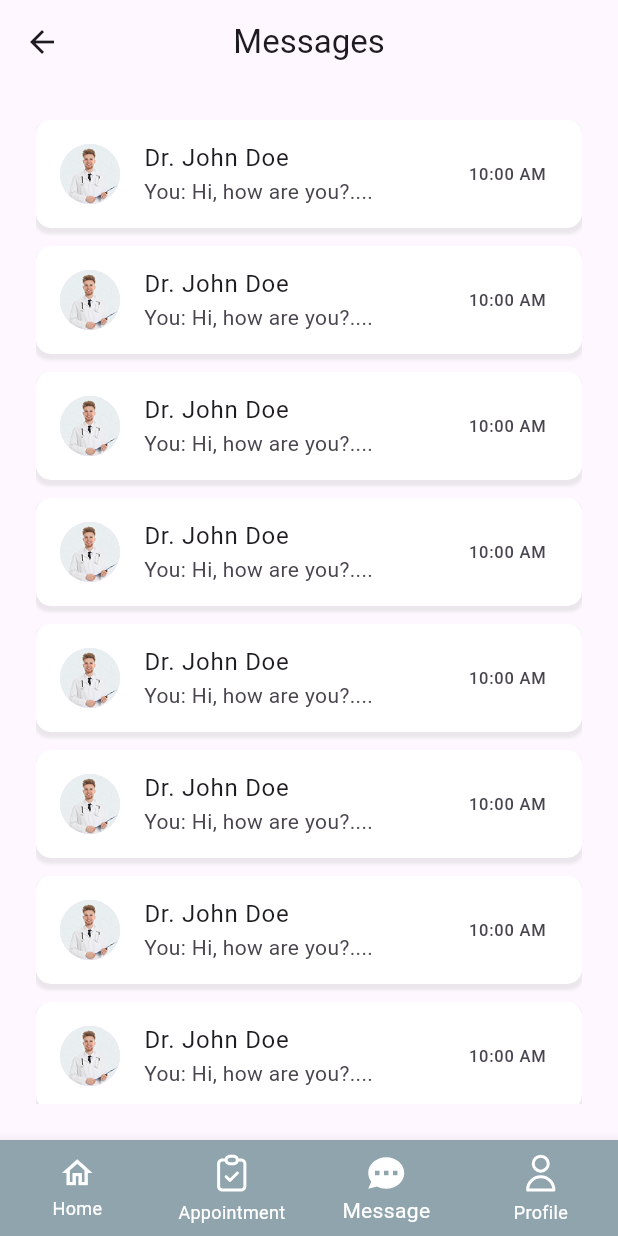
After one commit to Joint-Venture-AI/med_meet, a Flutter app: the MessagesView screen opened by its route, on a phone screen of 412 x 824 dp. The commit adds this screen. Run offline on Flutter 3.47's test engine with Material 3 defaults, Android fonts, the phone set to English and light mode, and no system bars; our stand-ins replace dotted_border, file_picker, flutter_screenutil, flutter_svg, get, google_fonts and 4 more; accounts and stored records are empty.

Commit message:
added message screen

```diff
--- a/lib/core/helpers/route.dart
+++ b/lib/core/helpers/route.dart
@@ -18,6 +18,8 @@ import 'package:med_meet_flutter/features/home/user/home_user.dart';
 import 'package:med_meet_flutter/features/home/user/search_user.dart';
 import 'package:med_meet_flutter/features/home/user/specialty_list_user.dart';
 import 'package:med_meet_flutter/features/home/user/specialty_user.dart';
+import 'package:med_meet_flutter/features/message_calls/chat_screen.dart';
+import 'package:med_meet_flutter/features/message_calls/messages.dart';
 
 enum OTPTYPE { doctor, forgetPass, user }
 
@@ -44,6 +46,9 @@ class AppRoutes {
   static String specialtyListUser = "/specialty_lsit";
   static String doctorListUser = "/doctor_list_user";
   static String doctorDetailsUser = "/doctor_details_user";
+  // Messages feature
+  static String messages = "/messages";
+  static String chatScreen = "/chatscreen";
 
   static List<GetPage> pages = [
     // Auth feature
@@ -61,7 +66,10 @@ class AppRoutes {
         name: verifyProgressDoctor,
         page: () => const VerifyProgressDoctorView()),
     // Home feature
-    GetPage(name: homeUser, page: () => const HomeUserView()),
+    GetPage(
+        name: homeUser,
+        page: () => const HomeUserView(),
+        transition: Transition.noTransition),
     GetPage(name: notifications, page: () => const NotificationView()),
     GetPage(name: searchUser, page: () => const SearchUserView()),
     GetPage(name: specialtyUser, page: () => const SpecialtyUserView()),
@@ -70,5 +78,11 @@ class AppRoutes {
     GetPage(
         name: doctorDetailsUser, page: () => const DoctorsDetailsUserView()),
     GetPage(name: userOrDoctor, page: () => const DoctorOrPatient()),
+    // Messages feature
+    GetPage(
+        name: messages,
+        page: () => const MessagesView(),
+        transition: Transition.noTransition),
+    GetPage(name: chatScreen, page: () => const ChatScreenView()),
   ];
 }
--- /dev/null
+++ b/lib/features/message_calls/components/message_tile.dart
@@ -0,0 +1,48 @@
+import 'package:flutter/material.dart';
+import 'package:get/get.dart';
+import 'package:med_meet_flutter/core/constants/image_assets.dart';
+import 'package:med_meet_flutter/core/helpers/route.dart';
+
+class MessageTile extends StatelessWidget {
+  const MessageTile({
+    super.key,
+  });
+
+  @override
+  Widget build(BuildContext context) {
+    return GestureDetector(
+      onTap: () {
+        Get.toNamed(AppRoutes.chatScreen);
+      },
+      child: Container(
+        margin: EdgeInsets.only(bottom: 12),
+        decoration: BoxDecoration(
+          boxShadow: [
+            BoxShadow(
+              color: Colors.grey.withAlpha(50),
+              spreadRadius: 1,
+              blurRadius: 1,
+              offset: Offset(0, 3),
+            ),
+          ],
+          color: Colors.white,
+          borderRadius: BorderRadius.circular(10),
+        ),
+        child: ListTile(
+          leading: CircleAvatar(
+            radius: 20,
+            backgroundImage: AssetImage(ImageAssets.doctorImage1),
+          ),
+          title: Text('Dr. John Doe'),
+          subtitle: Row(
+            children: [
+              Text("You: "),
+              Text("Hi, how are you?...."),
+            ],
+          ),
+          trailing: Text("10:00 AM"),
+        ),
+      ),
+    );
+  }
+}
--- /dev/null
+++ b/lib/features/message_calls/messages.dart
@@ -0,0 +1,41 @@
+import 'package:flutter/material.dart';
+import 'package:med_meet_flutter/core/components/bottom_navigation.dart';
+import 'package:med_meet_flutter/features/message_calls/components/message_tile.dart';
+
+class MessagesView extends StatelessWidget {
+  const MessagesView({super.key});
+
+  @override
+  Widget build(BuildContext context) {
+    return Scaffold(
+      appBar: AppBar(
+        title: Text('Messages'),
+        centerTitle: true,
+      ),
+      body: Padding(
+        padding: EdgeInsets.all(24),
+        child: ListView(
+          children: [
+            MessageTile(),
+            MessageTile(),
+            MessageTile(),
+            MessageTile(),
+            MessageTile(),
+            MessageTile(),
+            MessageTile(),
+            MessageTile(),
+            MessageTile(),
+            MessageTile(),
+            MessageTile(),
+            MessageTile(),
+            MessageTile(),
+            MessageTile(),
+          ],
+        ),
+      ),
+      bottomNavigationBar: BottomNavigation(
+        menuIndex: 2,
+      ),
+    );
+  }
+}
```
Also changed, not shown: lib/core/components/bottom_navigation.dart (+19 -17 lines), lib/features/message_calls/chat_screen.dart (added, +50 -0 lines).
